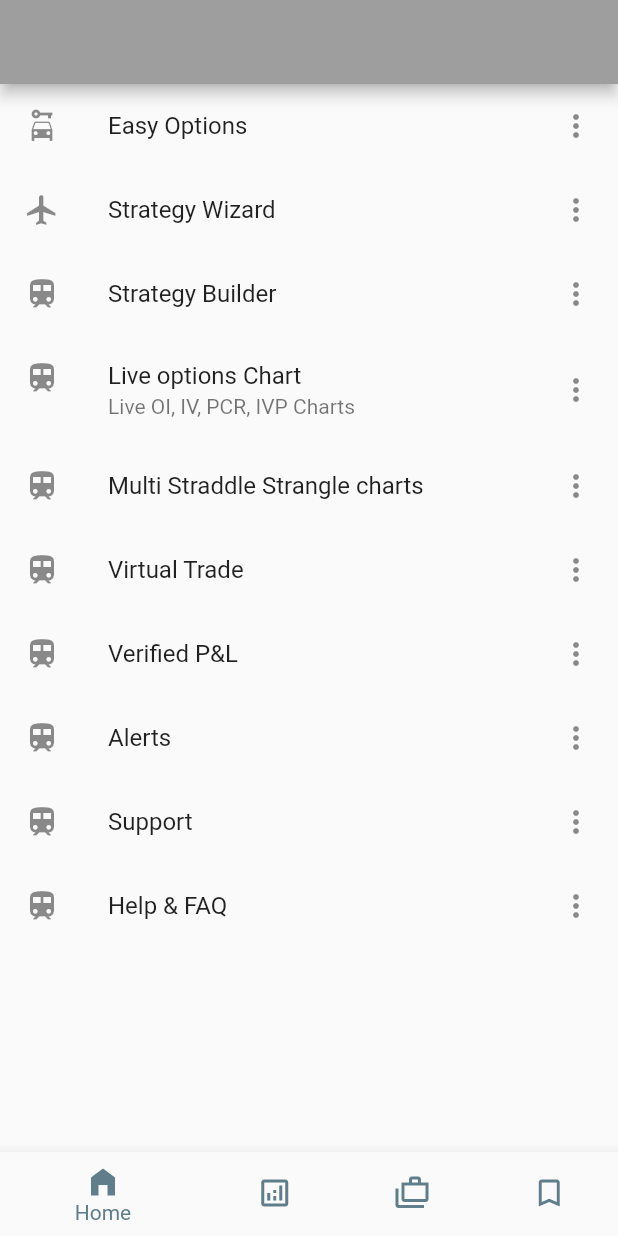
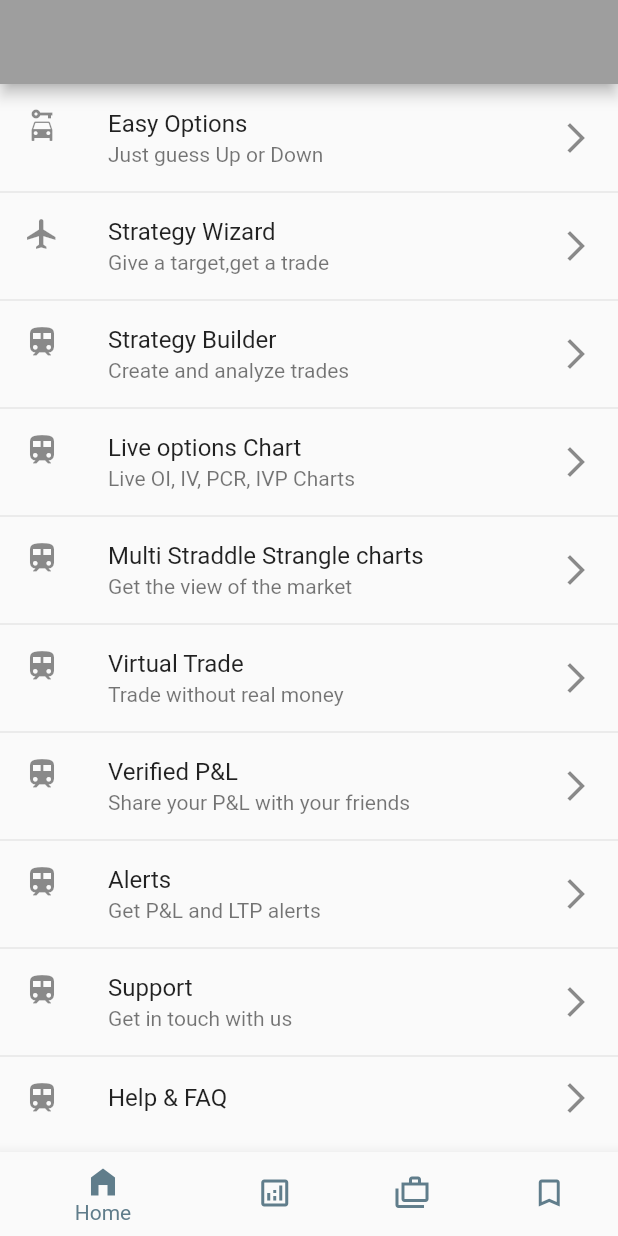
Before and after one commit to Aniket911cpu/Marketlysis, a Flutter app: the screen it shows after launch, on a phone screen of 412 x 824 dp. Run offline on Flutter 3.47's test engine with Material 2 defaults, Android fonts, the light colour scheme and no system bars.

Commit message:
HomePage Design Complete

```diff
--- a/lib/Pages/HomePage.dart
+++ b/lib/Pages/HomePage.dart
@@ -16,59 +16,67 @@ class _HomePState extends State<HomeP> {
           backgroundColor: Colors.grey
         ),
         body: ListView(
-          children: const [
-            ListTile(
+          children: ListTile.divideTiles(context: context, tiles: [
+            const ListTile(
               leading: Icon(Icons.car_rental),
               title: Text('Easy Options'),
-              trailing: Icon(Icons.more_vert),
+              subtitle: Text('Just guess Up or Down'),
+              trailing: Icon(Icons.arrow_forward_ios),
             ),
-            ListTile(
+            const ListTile(
               leading: Icon(Icons.flight),
               title: Text('Strategy Wizard'),
-              trailing: Icon(Icons.more_vert),
+              subtitle: Text('Give a target,get a trade'),
+              trailing: Icon(Icons.arrow_forward_ios),
             ),
-            ListTile(
+            const ListTile(
               leading: Icon(Icons.train),
               title: Text('Strategy Builder'),
-              trailing: Icon(Icons.more_vert),
+              subtitle: Text('Create and analyze trades'),
+              trailing: Icon(Icons.arrow_forward_ios),
             ),
-            ListTile(
+            const ListTile(
               leading: Icon(Icons.train),
               title: Text('Live options Chart'),
               subtitle: Text('Live OI, IV, PCR, IVP Charts'),
-              trailing: Icon(Icons.more_vert),
+              trailing: Icon(Icons.arrow_forward_ios),
             ),
-            ListTile(
+            const ListTile(
               leading: Icon(Icons.train),
               title: Text('Multi Straddle Strangle charts'),
-              trailing: Icon(Icons.more_vert),
+              subtitle: Text('Get the view of the market'),
+              trailing: Icon(Icons.arrow_forward_ios),
             ),
-            ListTile(
+            const ListTile(
               leading: Icon(Icons.train),
               title: Text('Virtual Trade'),
-              trailing: Icon(Icons.more_vert),
+              subtitle: Text('Trade without real money'),
+              trailing: Icon(Icons.arrow_forward_ios),
             ),
-            ListTile(
+            const ListTile(
               leading: Icon(Icons.train),
               title: Text('Verified P&L'),
-              trailing: Icon(Icons.more_vert),
+              subtitle: Text('Share your P&L with your friends'),
+              trailing: Icon(Icons.arrow_forward_ios),
             ),
-            ListTile(
+            const ListTile(
               leading: Icon(Icons.train),
               title: Text('Alerts'),
-              trailing: Icon(Icons.more_vert),
+              subtitle: Text('Get P&L and LTP alerts'),
+              trailing: Icon(Icons.arrow_forward_ios),
             ),
-            ListTile(
+            const ListTile(
               leading: Icon(Icons.train),
               title: Text('Support'),
-              trailing: Icon(Icons.more_vert),
+              subtitle: Text('Get in touch with us'),
+              trailing: Icon(Icons.arrow_forward_ios),
             ),
-            ListTile(
+            const ListTile(
               leading: Icon(Icons.train),
               title: Text('Help & FAQ'),
-              trailing: Icon(Icons.more_vert),
+              trailing: Icon(Icons.arrow_forward_ios),
             )
-          ],
+          ]).toList(),
         ),
         ),
       );
```
